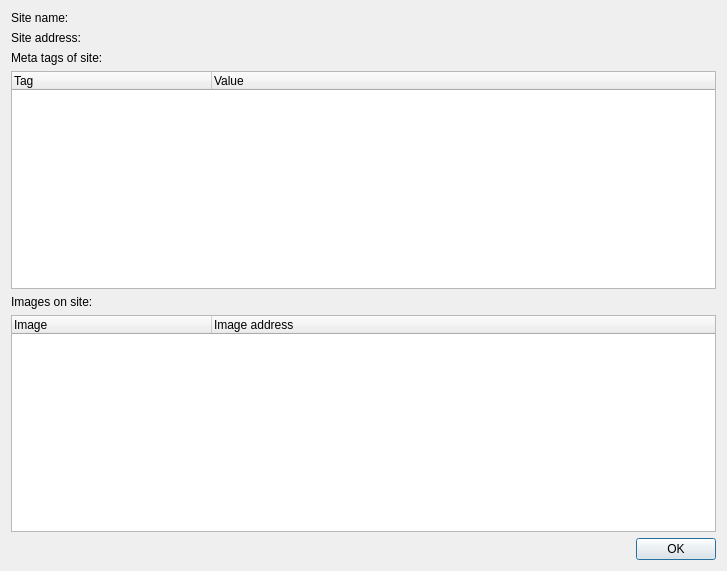
Before: the Qt Designer form src/webview/siteinfo.ui in QupZilla/qupzilla, drawn with Qt 5.
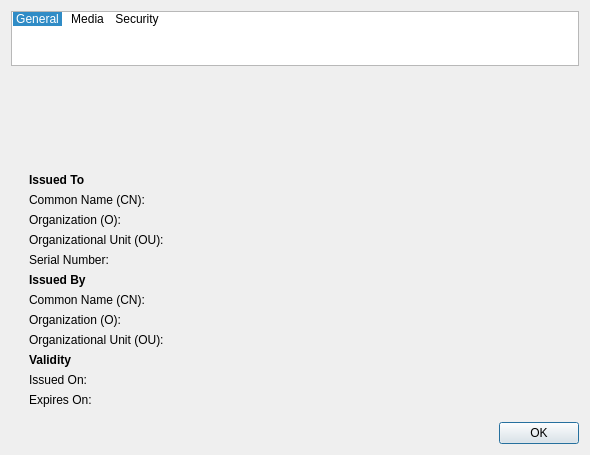
After: the same form once the commit is applied. The open tabs and pages were chosen to show the change. Icons and pictures are not drawn. Custom widgets are drawn as their Qt base class.

Commit message: Added basic SSL Certificate support and improved about site dialog (not final version yet)

```diff
--- a/src/webview/siteinfo.ui
+++ b/src/webview/siteinfo.ui
@@ -6,8 +6,8 @@
    <rect>
     <x>0</x>
     <y>0</y>
-    <width>727</width>
-    <height>571</height>
+    <width>590</width>
+    <height>455</height>
    </rect>
   </property>
   <property name="windowTitle">
@@ -18,41 +18,7 @@
     <normaloff>:/icons/qupzilla.png</normaloff>:/icons/qupzilla.png</iconset>
   </property>
   <layout class="QGridLayout" name="gridLayout">
-   <item row="3" column="0" colspan="2">
-    <widget class="QTreeWidget" name="treeTags">
-     <attribute name="headerDefaultSectionSize">
-      <number>200</number>
-     </attribute>
-     <column>
-      <property name="text">
-       <string>Tag</string>
-      </property>
-     </column>
-     <column>
-      <property name="text">
-       <string>Value</string>
-      </property>
-     </column>
-    </widget>
-   </item>
-   <item row="5" column="0" colspan="2">
-    <widget class="QTreeWidget" name="treeImages">
-     <attribute name="headerDefaultSectionSize">
-      <number>200</number>
-     </attribute>
-     <column>
-      <property name="text">
-       <string>Image</string>
-      </property>
-     </column>
-     <column>
-      <property name="text">
-       <string>Image address</string>
-      </property>
-     </column>
-    </widget>
-   </item>
-   <item row="6" column="0" colspan="2">
+   <item row="7" column="1">
     <widget class="QDialogButtonBox" name="buttonBox">
      <property name="orientation">
       <enum>Qt::Horizontal</enum>
@@ -62,52 +28,479 @@
      </property>
     </widget>
    </item>
-   <item row="1" column="0">
-    <widget class="QLabel" name="label_3">
+   <item row="1" column="1">
+    <widget class="SqueezeLabel" name="heading">
      <property name="text">
-      <string>Site address:</string>
+      <string/>
      </property>
     </widget>
    </item>
-   <item row="0" column="0">
-    <widget class="QLabel" name="label_4">
+   <item row="0" column="1">
+    <widget class="QListWidget" name="listWidget">
      <property name="sizePolicy">
-      <sizepolicy hsizetype="Fixed" vsizetype="Preferred">
+      <sizepolicy hsizetype="Preferred" vsizetype="Preferred">
        <horstretch>0</horstretch>
        <verstretch>0</verstretch>
       </sizepolicy>
      </property>
-     <property name="text">
-      <string>Site name:</string>
+     <property name="maximumSize">
+      <size>
+       <width>16777215</width>
+       <height>55</height>
+      </size>
      </property>
-    </widget>
-   </item>
-   <item row="0" column="1">
-    <widget class="SqueezeLabel" name="siteName">
-     <property name="text">
-      <string/>
+     <property name="focusPolicy">
+      <enum>Qt::NoFocus</enum>
      </property>
-    </widget>
-   </item>
-   <item row="1" column="1">
-    <widget class="SqueezeLabel" name="siteAddress">
-     <property name="text">
-      <string/>
+     <property name="verticalScrollBarPolicy">
+      <enum>Qt::ScrollBarAlwaysOff</enum>
      </property>
-    </widget>
-   </item>
-   <item row="2" column="0">
-    <widget class="QLabel" name="label_9">
-     <property name="text">
-      <string>Meta tags of site:</string>
+     <property name="horizontalScrollBarPolicy">
+      <enum>Qt::ScrollBarAlwaysOff</enum>
      </property>
+     <property name="movement">
+      <enum>QListView::Static</enum>
+     </property>
+     <property name="flow">
+      <enum>QListView::LeftToRight</enum>
+     </property>
+     <property name="resizeMode">
+      <enum>QListView::Fixed</enum>
+     </property>
+     <property name="viewMode">
+      <enum>QListView::IconMode</enum>
+     </property>
+     <property name="uniformItemSizes">
+      <bool>true</bool>
+     </property>
+     <property name="currentRow">
+      <number>0</number>
+     </property>
+     <item>
+      <property name="text">
+       <string>General</string>
+      </property>
+      <property name="whatsThis">
+       <string notr="true">0</string>
+      </property>
+      <property name="icon">
+       <iconset resource="../data/icons.qrc">
+        <normaloff>:/icons/preferences/document-properties.png</normaloff>:/icons/preferences/document-properties.png</iconset>
+      </property>
+     </item>
+     <item>
+      <property name="text">
+       <string>Media</string>
+      </property>
+      <property name="whatsThis">
+       <string notr="true">1</string>
+      </property>
+      <property name="icon">
+       <iconset resource="../data/icons.qrc">
+        <normaloff>:/icons/preferences/applications-graphics.png</normaloff>:/icons/preferences/applications-graphics.png</iconset>
+      </property>
+     </item>
+     <item>
+      <property name="text">
+       <string>Security</string>
+      </property>
+      <property name="whatsThis">
+       <string notr="true">2</string>
+      </property>
+      <property name="icon">
+       <iconset resource="../data/icons.qrc">
+        <normaloff>:/icons/preferences/stock_keyring.png</normaloff>:/icons/preferences/stock_keyring.png</iconset>
+      </property>
+     </item>
     </widget>
    </item>
-   <item row="4" column="0">
-    <widget class="QLabel" name="label_10">
-     <property name="text">
-      <string>Images on site:</string>
+   <item row="4" column="1">
+    <widget class="QStackedWidget" name="stackedWidget">
+     <property name="currentIndex">
+      <number>0</number>
      </property>
+     <widget class="QWidget" name="page">
+      <layout class="QGridLayout" name="gridLayout_2">
+       <property name="topMargin">
+        <number>0</number>
+       </property>
+       <property name="bottomMargin">
+        <number>0</number>
+       </property>
+       <item row="0" column="0" colspan="3">
+        <layout class="QFormLayout" name="formLayout">
+         <property name="fieldGrowthPolicy">
+          <enum>QFormLayout::AllNonFixedFieldsGrow</enum>
+         </property>
+         <item row="1" column="1">
+          <widget class="SqueezeLabel" name="encodingLabel">
+           <property name="text">
+            <string/>
+           </property>
+          </widget>
+         </item>
+         <item row="2" column="0">
+          <widget class="QLabel" name="label_7">
+           <property name="text">
+            <string>Size:</string>
+           </property>
+          </widget>
+         </item>
+         <item row="2" column="1">
+          <widget class="SqueezeLabel" name="sizeLabel">
+           <property name="text">
+            <string/>
+           </property>
+          </widget>
+         </item>
+         <item row="0" column="1">
+          <widget class="SqueezeLabel" name="siteAddress">
+           <property name="sizePolicy">
+            <sizepolicy hsizetype="Minimum" vsizetype="Preferred">
+             <horstretch>0</horstretch>
+             <verstretch>0</verstretch>
+            </sizepolicy>
+           </property>
+           <property name="text">
+            <string/>
+           </property>
+          </widget>
+         </item>
+         <item row="0" column="0">
+          <widget class="QLabel" name="label_3">
+           <property name="sizePolicy">
+            <sizepolicy hsizetype="Fixed" vsizetype="Preferred">
+             <horstretch>0</horstretch>
+             <verstretch>0</verstretch>
+            </sizepolicy>
+           </property>
+           <property name="text">
+            <string>Site address:</string>
+           </property>
+          </widget>
+         </item>
+         <item row="1" column="0">
+          <widget class="QLabel" name="label_6">
+           <property name="text">
+            <string>Encoding:</string>
+           </property>
+          </widget>
+         </item>
+        </layout>
+       </item>
+       <item row="1" column="0" colspan="3">
+        <widget class="QLabel" name="label_9">
+         <property name="text">
+          <string>Meta tags of site:</string>
+         </property>
+        </widget>
+       </item>
+       <item row="3" column="0" colspan="3">
+        <widget class="QTreeWidget" name="treeTags">
+         <attribute name="headerDefaultSectionSize">
+          <number>200</number>
+         </attribute>
+         <column>
+          <property name="text">
+           <string>Tag</string>
+          </property>
+         </column>
+         <column>
+          <property name="text">
+           <string>Value</string>
+          </property>
+         </column>
+        </widget>
+       </item>
+       <item row="4" column="0" colspan="2">
+        <widget class="QLabel" name="label_2">
+         <property name="sizePolicy">
+          <sizepolicy hsizetype="Fixed" vsizetype="Preferred">
+           <horstretch>0</horstretch>
+           <verstretch>0</verstretch>
+          </sizepolicy>
+         </property>
+         <property name="text">
+          <string>&lt;b&gt;Security information&lt;/b&gt;</string>
+         </property>
+        </widget>
+       </item>
+       <item row="5" column="1">
+        <widget class="QLabel" name="securityLabel">
+         <property name="text">
+          <string/>
+         </property>
+        </widget>
+       </item>
+       <item row="5" column="2">
+        <widget class="QPushButton" name="secDetailsButton">
+         <property name="sizePolicy">
+          <sizepolicy hsizetype="Fixed" vsizetype="Fixed">
+           <horstretch>0</horstretch>
+           <verstretch>0</verstretch>
+          </sizepolicy>
+         </property>
+         <property name="text">
+          <string>Details</string>
+         </property>
+        </widget>
+       </item>
+       <item row="5" column="0">
+        <spacer name="horizontalSpacer">
+         <property name="orientation">
+          <enum>Qt::Horizontal</enum>
+         </property>
+         <property name="sizeType">
+          <enum>QSizePolicy::Fixed</enum>
+         </property>
+         <property name="sizeHint" stdset="0">
+          <size>
+           <width>20</width>
+           <height>20</height>
+          </size>
+         </property>
+        </spacer>
+       </item>
+      </layout>
+      <zorder>label_9</zorder>
+      <zorder>treeTags</zorder>
+      <zorder>label_2</zorder>
+      <zorder>securityLabel</zorder>
+      <zorder>secDetailsButton</zorder>
+      <zorder>horizontalSpacer</zorder>
+     </widget>
+     <widget class="QWidget" name="page_3">
+      <layout class="QGridLayout" name="gridLayout_3">
+       <property name="topMargin">
+        <number>0</number>
+       </property>
+       <property name="bottomMargin">
+        <number>0</number>
+       </property>
+       <item row="0" column="0">
+        <widget class="QTreeWidget" name="treeImages">
+         <property name="maximumSize">
+          <size>
+           <width>16777215</width>
+           <height>150</height>
+          </size>
+         </property>
+         <property name="itemsExpandable">
+          <bool>false</bool>
+         </property>
+         <attribute name="headerDefaultSectionSize">
+          <number>200</number>
+         </attribute>
+         <column>
+          <property name="text">
+           <string>Image</string>
+          </property>
+         </column>
+         <column>
+          <property name="text">
+           <string>Image address</string>
+          </property>
+         </column>
+        </widget>
+       </item>
+       <item row="1" column="0">
+        <widget class="QLabel" name="label_5">
+         <property name="text">
+          <string>&lt;b&gt;Preview&lt;/b&gt;</string>
+         </property>
+        </widget>
+       </item>
+       <item row="2" column="0">
+        <widget class="QGraphicsView" name="mediaPreview"/>
+       </item>
+      </layout>
+     </widget>
+     <widget class="QWidget" name="page_2">
+      <layout class="QGridLayout" name="gridLayout_4">
+       <property name="topMargin">
+        <number>0</number>
+       </property>
+       <property name="bottomMargin">
+        <number>0</number>
+       </property>
+       <item row="2" column="0">
+        <widget class="QFrame" name="certFrame">
+         <layout class="QFormLayout" name="formLayout_2">
+          <property name="fieldGrowthPolicy">
+           <enum>QFormLayout::AllNonFixedFieldsGrow</enum>
+          </property>
+          <item row="1" column="0" colspan="2">
+           <widget class="QLabel" name="label">
+            <property name="text">
+             <string>&lt;b&gt;Issued To&lt;/b&gt;</string>
+            </property>
+           </widget>
+          </item>
+          <item row="3" column="0">
+           <widget class="QLabel" name="label_4">
+            <property name="text">
+             <string>Common Name (CN):</string>
+            </property>
+           </widget>
+          </item>
+          <item row="3" column="1">
+           <widget class="SqueezeLabel" name="issuedToCN">
+            <property name="text">
+             <string/>
+            </property>
+           </widget>
+          </item>
+          <item row="4" column="0">
+           <widget class="QLabel" name="label_8">
+            <property name="text">
+             <string>Organization (O):</string>
+            </property>
+           </widget>
+          </item>
+          <item row="4" column="1">
+           <widget class="SqueezeLabel" name="issuedToO">
+            <property name="text">
+             <string/>
+            </property>
+           </widget>
+          </item>
+          <item row="5" column="0">
+           <widget class="QLabel" name="label_10">
+            <property name="text">
+             <string>Organizational Unit (OU):</string>
+            </property>
+           </widget>
+          </item>
+          <item row="5" column="1">
+           <widget class="SqueezeLabel" name="issuedToOU">
+            <property name="text">
+             <string/>
+            </property>
+           </widget>
+          </item>
+          <item row="6" column="0">
+           <widget class="QLabel" name="label_11">
+            <property name="text">
+             <string>Serial Number:</string>
+            </property>
+           </widget>
+          </item>
+          <item row="6" column="1">
+           <widget class="SqueezeLabel" name="issuedToSN">
+            <property name="text">
+             <string/>
+            </property>
+           </widget>
+          </item>
+          <item row="7" column="0">
+           <widget class="QLabel" name="label_16">
+            <property name="text">
+             <string>&lt;b&gt;Issued By&lt;/b&gt;</string>
+            </property>
+           </widget>
+          </item>
+          <item row="8" column="0">
+           <widget class="QLabel" name="label_17">
+            <property name="text">
+             <string>Common Name (CN):</string>
+            </property>
+           </widget>
+          </item>
+          <item row="8" column="1">
+           <widget class="SqueezeLabel" name="issuedByCN">
+            <property name="text">
+             <string/>
+            </property>
+           </widget>
+          </item>
+          <item row="9" column="0">
+           <widget class="QLabel" name="label_18">
+            <property name="text">
+             <string>Organization (O):</string>
+            </property>
+           </widget>
+          </item>
+          <item row="9" column="1">
+           <widget class="SqueezeLabel" name="issuedByO">
+            <property name="text">
+             <string/>
+            </property>
+           </widget>
+          </item>
+          <item row="10" column="0">
+           <widget class="QLabel" name="label_19">
+            <property name="text">
+             <string>Organizational Unit (OU):</string>
+            </property>
+           </widget>
+          </item>
+          <item row="10" column="1">
+           <widget class="SqueezeLabel" name="issuedByOU">
+            <property name="text">
+             <string/>
+            </property>
+           </widget>
+          </item>
+          <item row="11" column="0">
+           <widget class="QLabel" name="label_20">
+            <property name="text">
+             <string>&lt;b&gt;Validity&lt;/b&gt;</string>
+            </property>
+           </widget>
+          </item>
+          <item row="12" column="0">
+           <widget class="QLabel" name="label_21">
+            <property name="text">
+             <string>Issued On:</string>
+            </property>
+           </widget>
+          </item>
+          <item row="12" column="1">
+           <widget class="SqueezeLabel" name="validityIssuedOn">
+            <property name="text">
+             <string/>
+            </property>
+           </widget>
+          </item>
+          <item row="13" column="0">
+           <widget class="QLabel" name="label_22">
+            <property name="text">
+             <string>Expires On:</string>
+            </property>
+           </widget>
+          </item>
+          <item row="13" column="1">
+           <widget class="SqueezeLabel" name="validityExpiresOn">
+            <property name="text">
+             <string/>
+            </property>
+           </widget>
+          </item>
+         </layout>
+        </widget>
+       </item>
+       <item row="0" column="0">
+        <widget class="QLabel" name="certLabel">
+         <property name="text">
+          <string/>
+         </property>
+        </widget>
+       </item>
+       <item row="1" column="0">
+        <spacer name="verticalSpacer">
+         <property name="orientation">
+          <enum>Qt::Vertical</enum>
+         </property>
+         <property name="sizeHint" stdset="0">
+          <size>
+           <width>20</width>
+           <height>40</height>
+          </size>
+         </property>
+        </spacer>
+       </item>
+      </layout>
+     </widget>
     </widget>
    </item>
   </layout>
```
Left out of the diff: 4 changed lines with no effect on the pictures. The commit also changes 17 other files.
